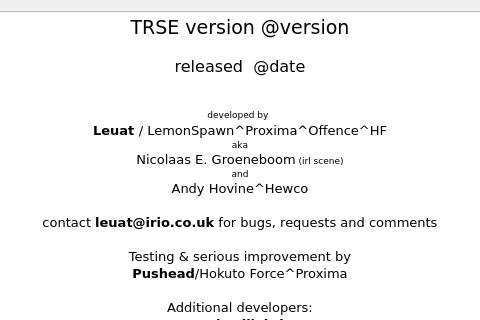
First picture: the form in source/dialogabout.ui, repository leuat/TRSE, before the edit; both pictures show x 153 to 633 and y 0 to 320 of the 800 by 470 pixel window.
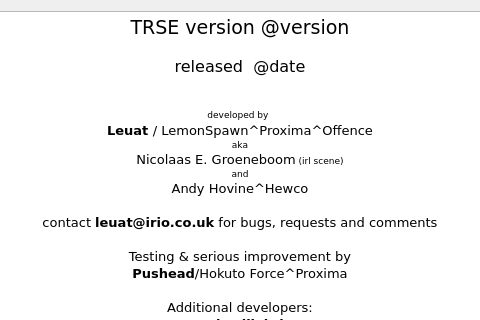
Second picture: the form after the edit. Icons and pictures are not drawn.

```diff
--- a/source/dialogabout.ui
+++ b/source/dialogabout.ui
@@ -49,7 +49,7 @@
 &lt;p align=&quot;center&quot; style=&quot;-qt-paragraph-type:empty; margin-top:0px; margin-bottom:0px; margin-left:0px; margin-right:0px; -qt-block-indent:0; text-indent:0px;&quot;&gt;&lt;br /&gt;&lt;/p&gt;
 &lt;p align=&quot;center&quot; style=&quot; margin-top:0px; margin-bottom:0px; margin-left:0px; margin-right:0px; -qt-block-indent:0; text-indent:0px;&quot;&gt;&lt;img src=&quot;:/resources/images/creatures.png&quot; width=&quot;160&quot; /&gt;&lt;/p&gt;
 &lt;p align=&quot;center&quot; style=&quot; margin-top:0px; margin-bottom:0px; margin-left:0px; margin-right:0px; -qt-block-indent:0; text-indent:0px;&quot;&gt;&lt;span style=&quot; font-size:7pt;&quot;&gt;developed by&lt;/span&gt; &lt;/p&gt;
-&lt;p align=&quot;center&quot; style=&quot; margin-top:0px; margin-bottom:0px; margin-left:0px; margin-right:0px; -qt-block-indent:0; text-indent:0px;&quot;&gt;&lt;span style=&quot; font-weight:600;&quot;&gt;Leuat &lt;/span&gt;/ LemonSpawn^Proxima^Offence^HF&lt;/p&gt;
+&lt;p align=&quot;center&quot; style=&quot; margin-top:0px; margin-bottom:0px; margin-left:0px; margin-right:0px; -qt-block-indent:0; text-indent:0px;&quot;&gt;&lt;span style=&quot; font-weight:600;&quot;&gt;Leuat &lt;/span&gt;/ LemonSpawn^Proxima^Offence&lt;/p&gt;
 &lt;p align=&quot;center&quot; style=&quot; margin-top:0px; margin-bottom:0px; margin-left:0px; margin-right:0px; -qt-block-indent:0; text-indent:0px;&quot;&gt;&lt;span style=&quot; font-size:7pt;&quot;&gt;aka&lt;/span&gt;&lt;/p&gt;
 &lt;p align=&quot;center&quot; style=&quot; margin-top:0px; margin-bottom:0px; margin-left:0px; margin-right:0px; -qt-block-indent:0; text-indent:0px;&quot;&gt;Nicolaas E. Groeneboom&lt;span style=&quot; font-size:7pt;&quot;&gt; (irl scene)&lt;/span&gt;&lt;/p&gt;
 &lt;p align=&quot;center&quot; style=&quot; margin-top:0px; margin-bottom:0px; margin-left:0px; margin-right:0px; -qt-block-indent:0; text-indent:0px;&quot;&gt;&lt;span style=&quot; font-size:7pt;&quot;&gt;and&lt;/span&gt;&lt;/p&gt;
```
